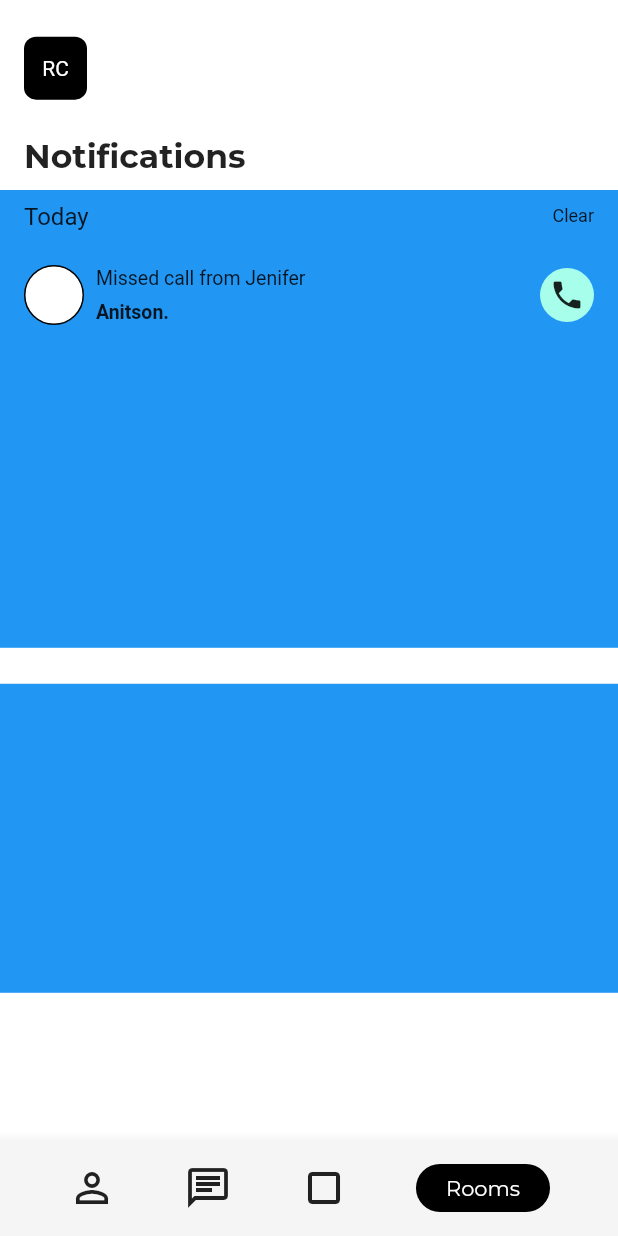
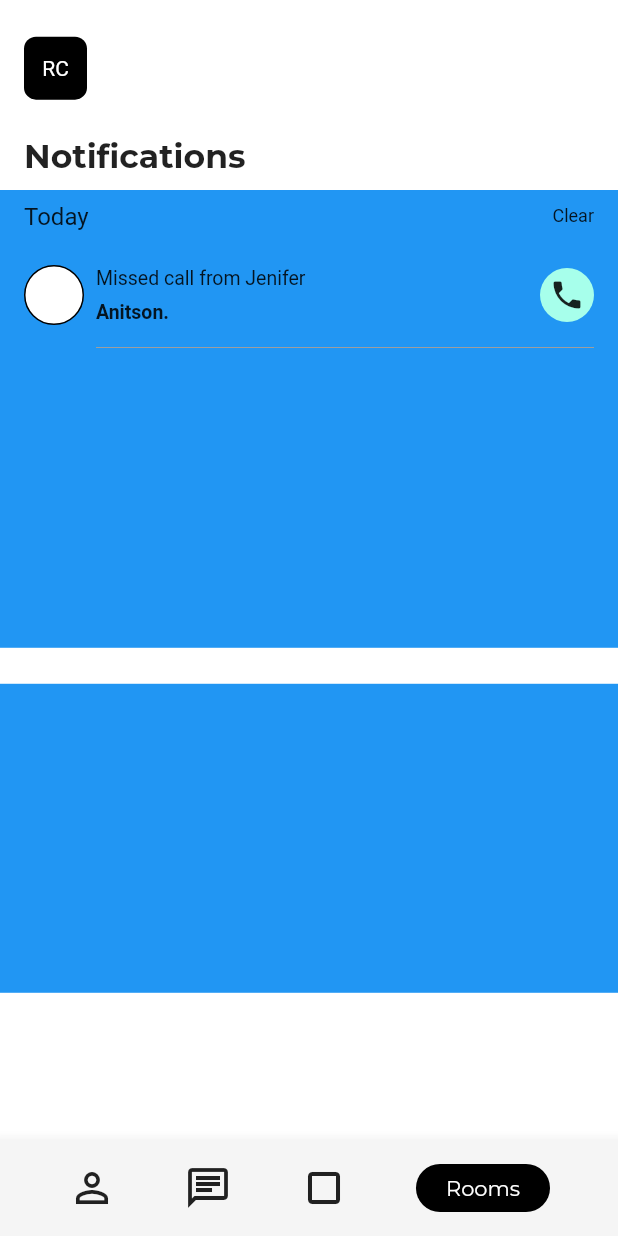
Before and after one commit to JAICHANGPARK/flutter_notebook_8th_story, a Flutter app: the SocialHomePage screen opened by its route, on a phone screen of 412 x 824 dp. Run offline on Flutter 3.47's test engine with Material 2 defaults, Android fonts, the phone set to English and light mode, and no system bars; our stand-ins replace badges, flutter_hooks, google_fonts, hooks_riverpod, state_notifier.

Commit message:
Update social_home_page.dart

```diff
--- a/lib/ep588_social_app/social_home_page.dart
+++ b/lib/ep588_social_app/social_home_page.dart
@@ -121,6 +121,12 @@ class _SocialHomePageState extends State<SocialHomePage> {
                                 child: Icon(Icons.phone),
                               )
                             ],
+                          ),
+                          Padding(
+                            padding: const EdgeInsets.only(left: 48),
+                            child: Divider(
+                              color: Colors.grey,
+                            ),
                           )
                         ],
                       ),
@@ -131,7 +137,7 @@ class _SocialHomePageState extends State<SocialHomePage> {
                     Container(
                       height: MediaQuery.of(context).size.height / 4,
                       decoration: BoxDecoration(color: Colors.blue),
-                    )
+                    ),
                   ],
                 ),
               ),
```
